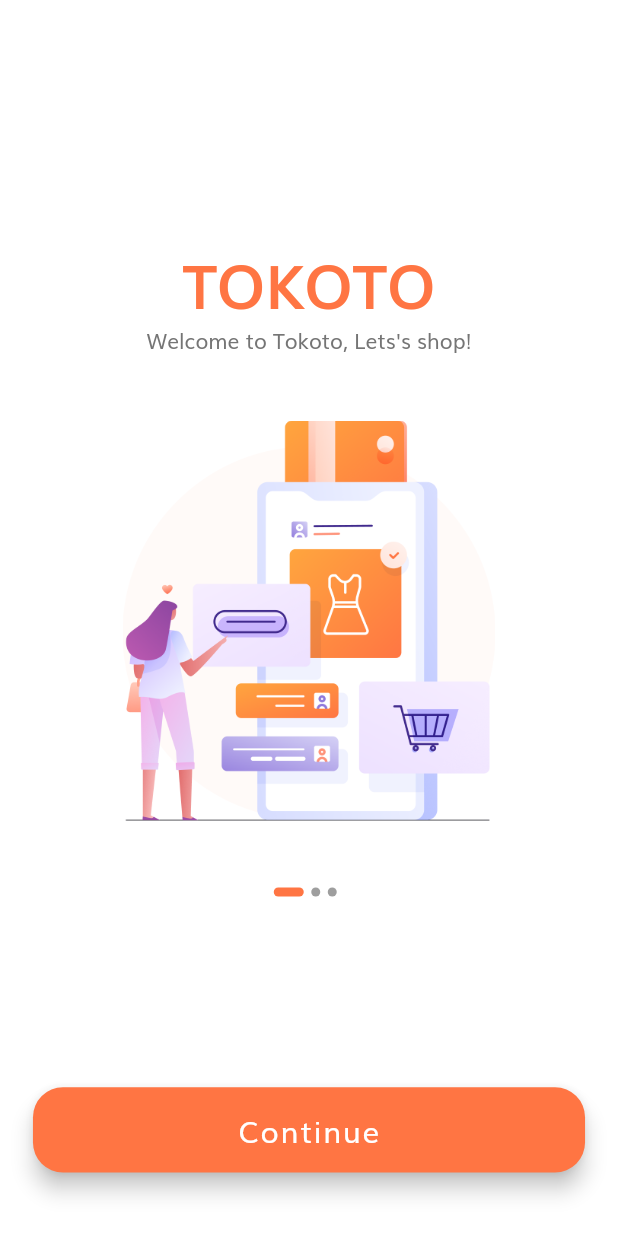
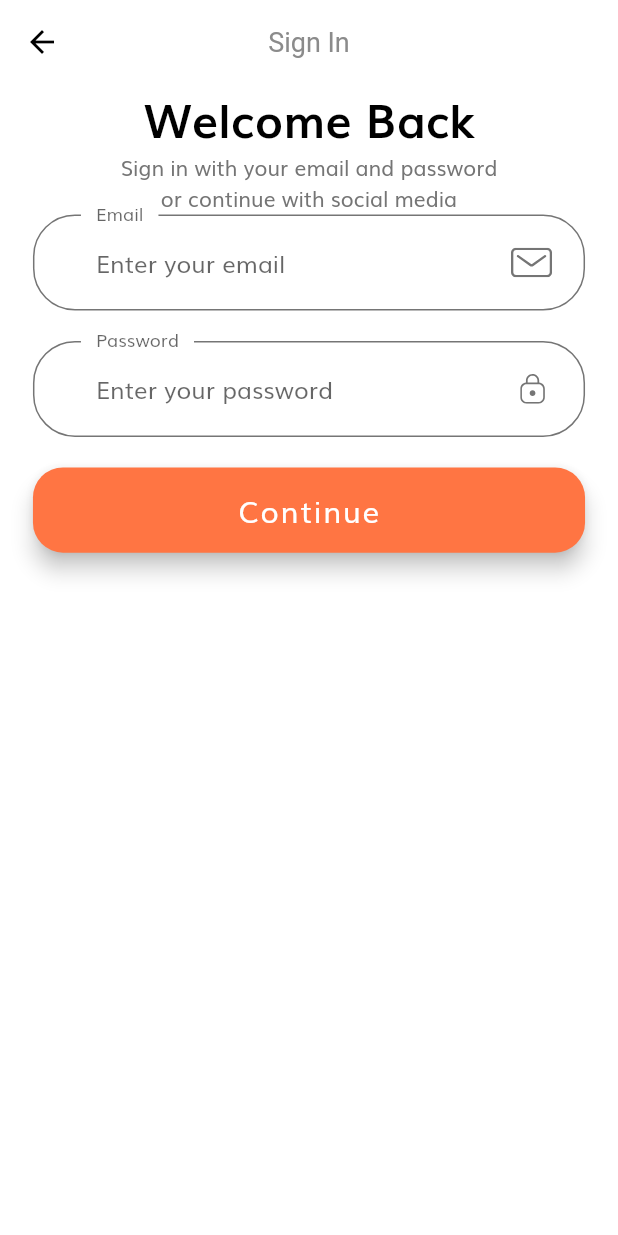
Before and after one commit to Mxhito/shop_app, a Flutter app: the screen it shows after launch, after a tap on "Continue", on a phone screen of 412 x 824 dp. Run offline on Flutter 3.47's test engine with Material 2 defaults, Android fonts, the phone set to English and light mode, and no system bars; our stand-ins replace flutter_svg.

Commit message:
sign in screen and implementation provider

```diff
--- a/analysis_options.yaml
+++ b/analysis_options.yaml
@@ -9,7 +9,7 @@ dart_code_metrics:
     - test/**
   rules:
     - no-magic-number:
-        allowed: [3.14, 100, 12, 1, 2, 3, 36, 265, 235, 56, 20, 18]
+        allowed: [3.14, 100, 12, 1, 2, 3, 36, 265, 235, 56, 20, 18, 0, 14, 10]
         allow-only-once: true
     - newline-before-return
     - no-boolean-literal-compare
--- /dev/null
+++ b/lib/components/custom_suffix_icon.dart
@@ -0,0 +1,28 @@
+import 'package:flutter/material.dart';
+import 'package:flutter_svg/flutter_svg.dart';
+import 'package:shop_app/size_config.dart';
+
+/// Custom suffix icon
+class CustomSuffixIcon extends StatelessWidget {
+  /// Icon of text form
+  final String svgIcon;
+
+  /// Constructor
+  const CustomSuffixIcon({super.key, required this.svgIcon});
+
+  @override
+  Widget build(BuildContext context) {
+    return Padding(
+      padding: EdgeInsets.fromLTRB(
+        0,
+        getProportionateScreenWidth(20),
+        getProportionateScreenWidth(20),
+        getProportionateScreenWidth(20),
+      ),
+      child: SvgPicture.asset(
+        svgIcon,
+        height: getProportionateScreenWidth(18),
+      ),
+    );
+  }
+}
--- /dev/null
+++ b/lib/components/form_error.dart
@@ -0,0 +1,44 @@
+import 'package:flutter/material.dart';
+import 'package:flutter_svg/flutter_svg.dart';
+import 'package:provider/provider.dart';
+import 'package:shop_app/screens/sign_in/components/sign_form.dart';
+import 'package:shop_app/size_config.dart';
+
+/// Error form
+class FormError extends StatelessWidget {
+  /// List of errors
+  final List<String?> errors;
+
+  /// Constructor
+  const FormError({
+    super.key,
+    required this.errors,
+  });
+
+  @override
+  Widget build(BuildContext context) {
+    final signFormData = Provider.of<SignFormData>(context, listen: false);
+
+    /// Svg picture size
+    const double svgPictureSize = 14;
+
+    return Column(
+      children: List.generate(
+        signFormData.errors.length,
+        (index) => Row(
+          children: [
+            SvgPicture.asset(
+              'assets/icons/Error.svg',
+              height: getProportionateScreenHeight(svgPictureSize),
+              width: getProportionateScreenWidth(svgPictureSize),
+            ),
+            SizedBox(
+              width: getProportionateScreenWidth(10),
+            ),
+            Text(signFormData.errors[index]),
+          ],
+        ),
+      ),
+    );
+  }
+}
--- a/lib/constants.dart
+++ b/lib/constants.dart
@@ -1,5 +1,6 @@
 import 'package:flutter/material.dart';
 
+//* Content theme colors
 /// Primary color
 const kPrimaryColor = Color(0xFFFF7543);
 
@@ -21,3 +22,32 @@ const kTextColor = Color(0xFF757575);
 
 /// Animation duration
 const kAnimationDuration = Duration(milliseconds: 200);
+
+//* Form Error
+/// Mask for email address
+final RegExp emailValidatorRegExp =
+    RegExp(r"^[a-zA-Z0-9.]+@[a-zA-Z0-9]+\.[a-zA-Z]+");
+
+/// Email validator error
+const String kEmailNullError = "Please Enter your email";
+
+/// Email validator error
+const String kInvalidEmailError = "Please Enter Valid Email";
+
+/// Password validator error
+const String kPassNullError = "Please Enter your password";
+
+/// Password validator error
+const String kShortPassError = "Password is too short";
+
+/// Password validator error
+const String kMatchPassError = "Passwords don't match";
+
+/// Password validator error
+const String kNamelNullError = "Please Enter your name";
+
+/// Empty phone number error
+const String kPhoneNumberNullError = "Please Enter your phone number";
+
+/// Empty address error
+const String kAddressNullError = "Please Enter your address";
--- a/lib/main.dart
+++ b/lib/main.dart
@@ -1,9 +1,18 @@
 import 'package:flutter/material.dart';
-import 'package:shop_app/constants.dart';
+import 'package:provider/provider.dart';
 import 'package:shop_app/routs.dart';
+import 'package:shop_app/screens/sign_in/components/sign_form.dart';
 import 'package:shop_app/screens/splash/splash_screen.dart';
+import 'package:shop_app/theme.dart';
 
-void main() => runApp(const Main());
+void main() {
+  runApp(
+    ChangeNotifierProvider(
+      create: (context) => SignFormData(),
+      child: const Main(),
+    ),
+  );
+}
 
 /// This widget is the root of my application
 class Main extends StatelessWidget {
@@ -15,14 +24,7 @@ class Main extends StatelessWidget {
     return MaterialApp(
       debugShowCheckedModeBanner: false,
       title: 'Flutter Demo',
-      theme: ThemeData(
-        scaffoldBackgroundColor: Colors.white,
-        fontFamily: 'Muli',
-        textTheme: const TextTheme(
-          bodyLarge: TextStyle(color: kTextColor),
-          bodyMedium: TextStyle(color: kTextColor),
-        ),
-      ),
+      theme: theme(),
       //home: const SplashScreen(),
       initialRoute: SplashScreen.routeName,
       routes: routes,
--- a/lib/routs.dart
+++ b/lib/routs.dart
@@ -1,7 +1,9 @@
 import 'package:flutter/widgets.dart';
+import 'package:shop_app/screens/sign_in/sign_in_screen.dart';
 import 'package:shop_app/screens/splash/splash_screen.dart';
 
 /// All routes will be availiable here
 final Map<String, WidgetBuilder> routes = {
   SplashScreen.routeName: (context) => const SplashScreen(),
+  SignInScreen.routeName: (context) => const SignInScreen(),
 };
--- /dev/null
+++ b/lib/screens/sign_in/components/body.dart
@@ -0,0 +1,46 @@
+import 'package:flutter/material.dart';
+import 'package:provider/provider.dart';
+import 'package:shop_app/screens/sign_in/components/sign_form.dart';
+import 'package:shop_app/size_config.dart';
+
+/// Text of the sign in screen
+class Body extends StatelessWidget {
+  /// Constructor
+  const Body({super.key});
+
+  @override
+  Widget build(BuildContext context) {
+    const double textWidth = 28;
+
+    return SafeArea(
+      child: SizedBox(
+        width: double.infinity,
+        child: Padding(
+          padding:
+              EdgeInsets.symmetric(horizontal: getProportionateScreenWidth(20)),
+          child: Column(
+            children: [
+              Text(
+                'Welcome Back',
+                style: TextStyle(
+                  color: Colors.black,
+                  fontSize: getProportionateScreenWidth(textWidth),
+                  fontWeight: FontWeight.bold,
+                ),
+              ),
+              const Text(
+                'Sign in with your email and password \n' +
+                    'or continue with social media',
+                textAlign: TextAlign.center,
+              ),
+              ChangeNotifierProvider(
+                create: (_) => SignFormData(),
+                child: const SignForm(),
+              ),
+            ],
+          ),
+        ),
+      ),
+    );
+  }
+}
--- /dev/null
+++ b/lib/screens/sign_in/components/sign_form.dart
@@ -0,0 +1,162 @@
+import 'package:flutter/material.dart';
+import 'package:provider/provider.dart';
+import 'package:shop_app/components/custom_suffix_icon.dart';
+import 'package:shop_app/components/default_button.dart';
+import 'package:shop_app/components/form_error.dart';
+import 'package:shop_app/constants.dart';
+import 'package:shop_app/size_config.dart';
+
+/// Sign in form
+class SignForm extends StatefulWidget {
+  /// Constructor
+  const SignForm({super.key});
+
+  @override
+  State<SignForm> createState() => _SignFormState();
+}
+
+class _SignFormState extends State<SignForm> {
+  final _formKey = GlobalKey<FormState>();
+
+  @override
+  Widget build(BuildContext context) {
+    return Form(
+      key: _formKey,
+      child: Column(
+        children: [
+          const CustomEmailFormField(),
+          SizedBox(
+            height: getProportionateScreenHeight(20),
+          ),
+          const CustomPasswordFormField(),
+          SizedBox(
+            height: getProportionateScreenHeight(20),
+          ),
+          Consumer<SignFormData>(
+            builder: (context, cart, child) {
+              final formData = Provider.of<SignFormData>(context);
+
+              return FormError(
+                errors: formData.errors,
+              );
+            },
+          ),
+          DefaultButton(
+            text: 'Continue',
+            press: () {
+              if (_formKey.currentState?.validate() != null) {
+                _formKey.currentState?.save();
+              }
+            },
+          ),
+        ],
+      ),
+    );
+  }
+}
+
+/// Custom email form field
+class CustomEmailFormField extends StatelessWidget {
+  /// Construcror
+  const CustomEmailFormField({
+    super.key,
+  });
+
+  @override
+  Widget build(BuildContext context) {
+    final formData = Provider.of<SignFormData>(context);
+
+    return TextFormField(
+      keyboardType: TextInputType.emailAddress,
+      onSaved: (newValue) => formData.email = newValue ?? '',
+      onChanged: (value) {
+        if (value.isNotEmpty) {
+          formData.addError(kEmailNullError);
+        } else if (emailValidatorRegExp.hasMatch(value)) {
+          formData.removeError(kInvalidEmailError);
+        }
+
+        formData.email = value; // Update email variable
+      },
+      validator: (value) {
+        if (value == null || value.isEmpty) {
+          formData.addError(kEmailNullError);
+        } else if (emailValidatorRegExp.hasMatch(value)) {
+          formData.addError(kInvalidEmailError);
+        }
+
+        return null;
+      },
+      decoration: const InputDecoration(
+        labelText: 'Email',
+        hintText: 'Enter your email',
+        floatingLabelBehavior: FloatingLabelBehavior.always,
+        suffixIcon: CustomSuffixIcon(
+          svgIcon: 'assets/icons/Mail.svg',
+        ),
+      ),
+    );
+  }
+}
+
+/// Custom password form field
+class CustomPasswordFormField extends StatelessWidget {
+  /// Constructor
+  const CustomPasswordFormField({super.key});
+
+  @override
+  Widget build(BuildContext context) {
+    return TextFormField(
+      obscureText: true,
+      decoration: const InputDecoration(
+        labelText: 'Password',
+        hintText: 'Enter your password',
+        floatingLabelBehavior: FloatingLabelBehavior.always,
+        suffixIcon: CustomSuffixIcon(
+          svgIcon: 'assets/icons/Lock.svg',
+        ),
+      ),
+    );
+  }
+}
+
+/// State of Sign Form
+class SignFormData extends ChangeNotifier {
+  /// Variables
+  String? email;
+
+  ///
+  String? password;
+
+  ///
+  bool? remember = false;
+
+  ///
+  List<String> errors = [];
+
+  /// Getters
+  String? get getEmail => email;
+
+  ///
+  String? get getPassword => password;
+
+  ///
+  bool? get getRemember => remember;
+
+  ///
+  List<String>? get getErrors => errors;
+
+  ///
+  void addError(String error) {
+    if (!errors.contains(error)) {
+      errors.add(error);
+      notifyListeners();
+    }
+  }
+
+  ///
+  void removeError(String error) {
+    errors.remove(error);
+    notifyListeners();
+  }
+}
--- /dev/null
+++ b/lib/screens/sign_in/sign_in_screen.dart
@@ -0,0 +1,22 @@
+import 'package:flutter/material.dart';
+import 'package:shop_app/screens/sign_in/components/body.dart';
+
+/// Sign in screen
+class SignInScreen extends StatelessWidget {
+  /// Route name
+  static const String routeName = '/sign_in';
+
+  /// Constructor
+  const SignInScreen({super.key});
+
+  @override
+  Widget build(BuildContext context) {
+    return Scaffold(
+      appBar: AppBar(
+        title: const Text('Sign In'),
+        centerTitle: true,
+      ),
+      body: const Body(),
+    );
+  }
+}
--- a/lib/screens/splash/components/body.dart
+++ b/lib/screens/splash/components/body.dart
@@ -1,6 +1,7 @@
 import 'package:flutter/material.dart';
 import 'package:shop_app/components/default_button.dart';
 import 'package:shop_app/constants.dart';
+import 'package:shop_app/screens/sign_in/sign_in_screen.dart';
 import 'package:shop_app/screens/splash/components/splash_content.dart';
 import 'package:shop_app/size_config.dart';
 
@@ -81,7 +82,9 @@ class _BodyState extends State<Body> {
                     ),
                     DefaultButton(
                       text: 'Continue',
-                      press: () {},
+                      press: () {
+                        Navigator.pushNamed(context, SignInScreen.routeName);
+                      },
                     ),
                     const Spacer(),
                   ],
--- a/lib/screens/splash/splash_screen.dart
+++ b/lib/screens/splash/splash_screen.dart
@@ -1,12 +1,13 @@
-// ignore_for_file: public_member_api_docs
-
 import 'package:flutter/material.dart';
 import 'package:shop_app/screens/splash/components/body.dart';
 import 'package:shop_app/size_config.dart';
 
+/// Splash Screen
 class SplashScreen extends StatelessWidget {
+  /// Route name
   static const String routeName = '/splash';
 
+  /// Constructor
   const SplashScreen({super.key});
 
   @override
--- /dev/null
+++ b/lib/theme.dart
@@ -0,0 +1,62 @@
+import 'package:flutter/material.dart';
+import 'package:flutter/services.dart';
+import 'package:shop_app/constants.dart';
+
+/// App theme
+ThemeData theme() {
+  return ThemeData(
+    scaffoldBackgroundColor: Colors.white,
+    fontFamily: 'Muli',
+    appBarTheme: appBarTheme(),
+    textTheme: textTheme(),
+    inputDecorationTheme: inputDecorationTheme(),
+    visualDensity: VisualDensity.adaptivePlatformDensity,
+  );
+}
+
+/// Input decoration theme
+InputDecorationTheme inputDecorationTheme() {
+  final outlineInputBorder = OutlineInputBorder(
+    borderRadius: BorderRadius.circular(28),
+    borderSide: const BorderSide(color: kTextColor),
+    gapPadding: 10,
+  );
+
+  return InputDecorationTheme(
+    floatingLabelBehavior: FloatingLabelBehavior.always,
+    contentPadding: const EdgeInsets.symmetric(horizontal: 42, vertical: 20),
+    enabledBorder: outlineInputBorder,
+    focusedBorder: outlineInputBorder,
+    border: outlineInputBorder,
+  );
+}
+
+/// Text theme
+TextTheme textTheme() {
+  return const TextTheme(
+    bodyLarge: TextStyle(color: kTextColor),
+    bodyMedium: TextStyle(color: kTextColor),
+  );
+}
+
+/// App bar theme
+AppBarTheme appBarTheme() {
+  return AppBarTheme(
+    color: Colors.white,
+    elevation: 0,
+    systemOverlayStyle: SystemUiOverlayStyle.light,
+    iconTheme: const IconThemeData(color: Colors.black),
+    toolbarTextStyle: const TextTheme(
+      titleLarge: TextStyle(
+        color: Color(0xFF8B8B8B),
+        fontSize: 18,
+      ),
+    ).bodyMedium,
+    titleTextStyle: const TextTheme(
+      titleLarge: TextStyle(
+        color: Color(0xFF8B8B8B),
+        fontSize: 18,
+      ),
+    ).titleLarge,
+  );
+}
```
